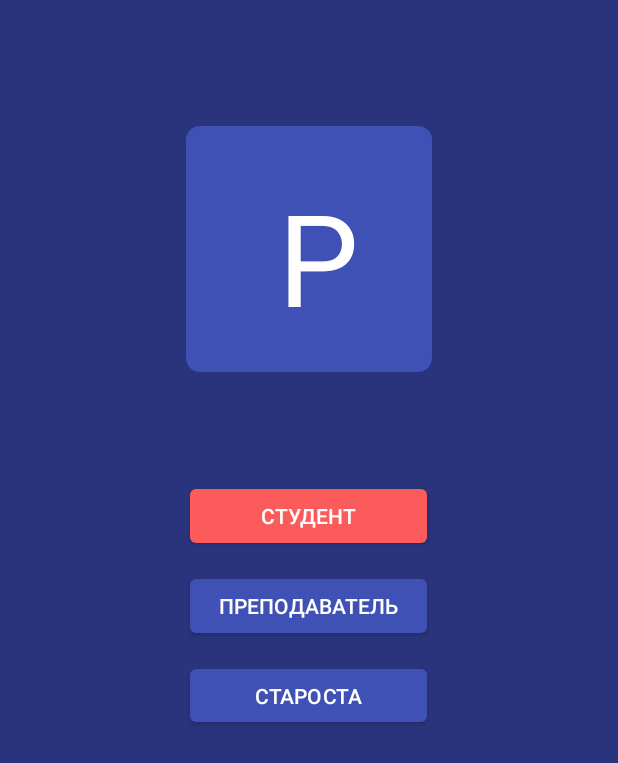
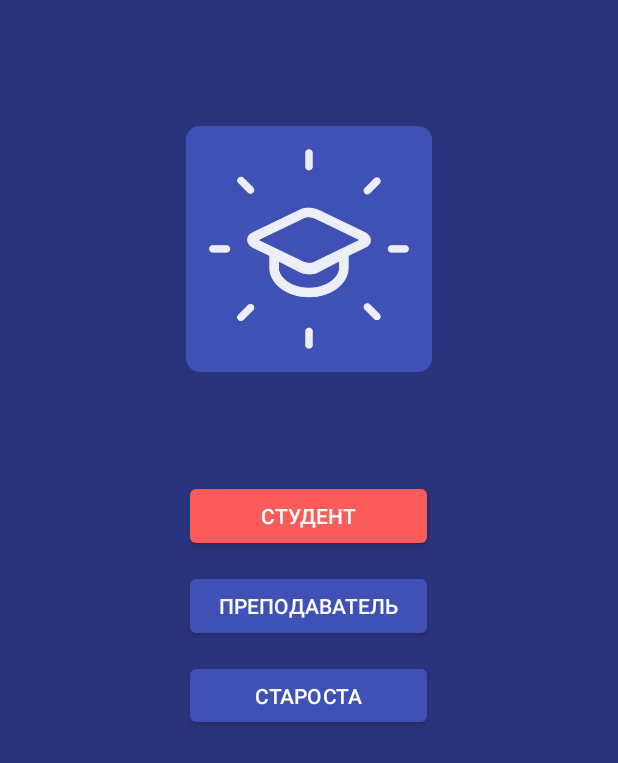
Before and after one commit to annaazzarova/SheduleAndroid, an Android app: the screen it shows after launch (MainActivityNew), on a phone screen of 412 x 824 dp. Shown: the top 763 px of the screen. Run offline under Robolectric (Android 15) with nearby library versions, the phone set to English and light mode, and no system bars; 3 statements that could not run were skipped.

Commit message:
Заменил иконку, заменил логотип на главном экране, переверстал закрытое состояние выпадающих списков на экране выбора факультета, специальности ...

```diff
--- a/application/shedule/app/src/main/res/layout/activity_login.xml
+++ b/application/shedule/app/src/main/res/layout/activity_login.xml
@@ -25,6 +25,8 @@
             android:id="@+id/email_login_form"
             android:layout_width="match_parent"
             android:layout_height="wrap_content"
+            android:layout_marginLeft="16dp"
+            android:layout_marginRight="16dp"
             android:orientation="vertical">
 
             <EditText
--- a/application/shedule/app/src/main/res/layout/activity_main_activity_new.xml
+++ b/application/shedule/app/src/main/res/layout/activity_main_activity_new.xml
@@ -7,22 +7,15 @@
     android:theme="@style/Theme.AppCompat.NoActionBar"
     android:orientation="vertical">
 
-    <TextView
-        android:layout_width="wrap_content"
-        android:layout_height="wrap_content"
-        android:textAppearance="?android:attr/textAppearanceSmall"
-        android:text="P"
-        android:textColor="@android:color/white"
+    <ImageView
+        android:layout_width="164dp"
+        android:layout_height="164dp"
         android:background="@drawable/rectangle_rounded_all_blue"
-        android:id="@+id/textLogo"
-        android:width="164dp"
-        android:height="164dp"
-        android:textAlignment="center"
-        android:textSize="85dp"
-        android:paddingTop="30dp"
-        android:paddingLeft="61dp"
+        android:src="@drawable/start"
+        android:id="@+id/logo"
         android:layout_marginTop="84dp"
-        android:layout_gravity="center_horizontal" />
+        android:layout_gravity="center_horizontal"
+        android:padding="15dp" />
 
     <Button
         android:id="@+id/btnStudent"
```
Also changed, not shown: application/shedule/app/src/main/java/com/example/anna/shedule/login/GroupSelectionActivity.java (+4 -4 lines), application/shedule/app/src/main/res/layout/activity_group_selection.xml (+5 -5 lines), application/shedule/app/src/main/res/layout/simple_spinner_item_custom.xml (added, +9 -0 lines), application/shedule/app/src/main/res/drawable-hdpi/start.png (added), application/shedule/app/src/main/res/drawable-mdpi/start.png (added), application/shedule/app/src/main/res/drawable-xhdpi/start.png (added), application/shedule/app/src/main/res/drawable-xxhdpi/start.png (added), application/shedule/app/src/main/res/mipmap-hdpi/ic_launcher.png, application/shedule/app/src/main/res/mipmap-mdpi/ic_launcher.png, application/shedule/app/src/main/res/mipmap-xhdpi/ic_launcher.png, application/shedule/app/src/main/res/mipmap-xxhdpi/ic_launcher.png.
